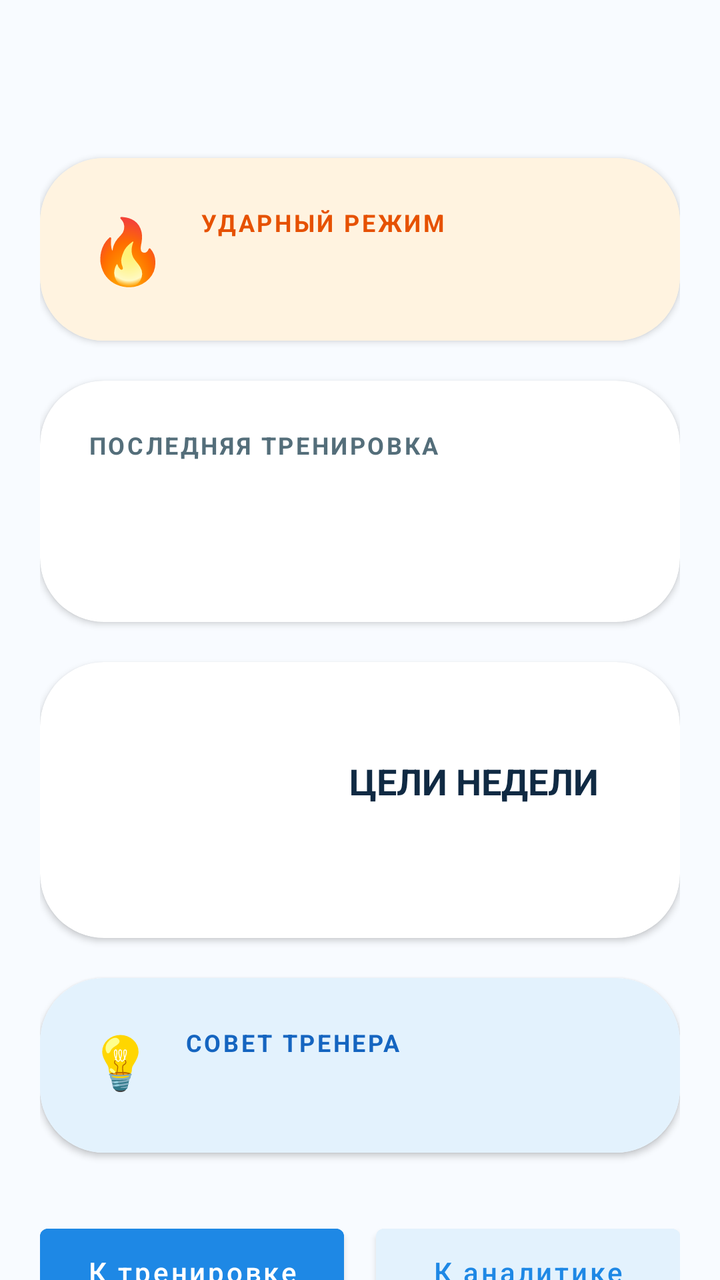
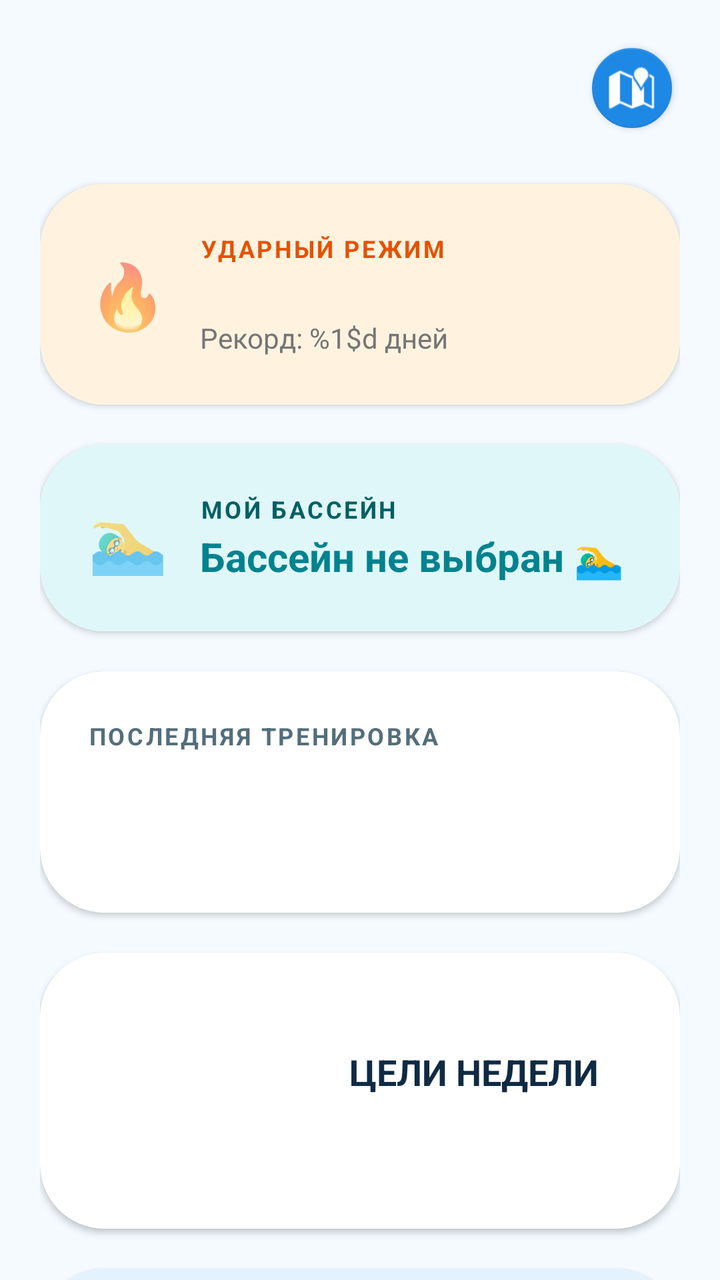

Compare the two renders of this Android layout. The source of the first and the diff that turns it into the second are given below.
<!-- AndroidManifest.xml: application theme Theme.AquaTime -->
<!-- res/layout/fragment_dashboard.xml -->
<?xml version="1.0" encoding="utf-8"?>
<androidx.core.widget.NestedScrollView xmlns:android="http://schemas.android.com/apk/res/android"
    xmlns:app="http://schemas.android.com/apk/res-auto"
    android:layout_width="match_parent"
    android:layout_height="match_parent"
    android:background="#F8FBFF"
    android:fillViewport="true">

    <LinearLayout
        android:layout_width="match_parent"
        android:layout_height="wrap_content"
        android:orientation="vertical"
        android:padding="20dp">

        <TextView
            android:id="@+id/tv_greeting"
            android:layout_width="wrap_content"
            android:layout_height="wrap_content"
            android:layout_marginBottom="24dp"
            android:textColor="#102A43"
            android:textSize="26sp"
            android:textStyle="bold" />

        <androidx.cardview.widget.CardView
            android:layout_width="match_parent"
            android:layout_height="wrap_content"
            app:cardCornerRadius="32dp"
            app:cardElevation="2dp"
            android:layout_marginBottom="20dp">
            <LinearLayout
                android:layout_width="match_parent"
                android:layout_height="wrap_content"
                android:orientation="horizontal"
                android:padding="24dp"
                android:background="#FFF3E0"
                android:gravity="center_vertical">
                <TextView
                    android:layout_width="wrap_content"
                    android:layout_height="wrap_content"
                    android:text="🔥"
                    android:textSize="32sp" />
                <LinearLayout
                    android:layout_width="match_parent"
                    android:layout_height="wrap_content"
                    android:orientation="vertical"
                    android:layout_marginStart="16dp">
                    <TextView
                        android:layout_width="wrap_content"
                        android:layout_height="wrap_content"
                        android:text="УДАРНЫЙ РЕЖИМ"
                        android:textColor="#E65100"
                        android:textSize="12sp"
                        android:textStyle="bold"
                        android:letterSpacing="0.1"/>
                    <TextView
                        android:id="@+id/tv_streak_count_text"
                        android:layout_width="wrap_content"
                        android:layout_height="wrap_content"
                        android:textColor="#BF360C"
                        android:textSize="20sp"
                        android:textStyle="bold" />
                </LinearLayout>
            </LinearLayout>
        </androidx.cardview.widget.CardView>

        <androidx.cardview.widget.CardView
            android:layout_width="match_parent"
            android:layout_height="wrap_content"
            android:layout_marginBottom="20dp"
            app:cardCornerRadius="32dp">
            <LinearLayout
                android:layout_width="match_parent"
                android:layout_height="wrap_content"
                android:orientation="vertical"
                android:padding="24dp">
                <RelativeLayout android:layout_width="match_parent" android:layout_height="wrap_content">
                    <TextView
                        android:layout_width="wrap_content"
                        android:layout_height="wrap_content"
                        android:text="ПОСЛЕДНЯЯ ТРЕНИРОВКА"
                        android:textColor="#546E7A"
                        android:textStyle="bold"
                        android:textSize="12sp"
                        android:letterSpacing="0.1"/>
                    <TextView
                        android:id="@+id/tv_last_date"
                        android:layout_width="wrap_content"
                        android:layout_height="wrap_content"
                        android:layout_alignParentEnd="true"
                        android:textColor="#90A4AE"
                        android:textSize="12sp" />
                </RelativeLayout>
                <TextView
                    android:id="@+id/tv_last_distance"
                    android:layout_width="wrap_content"
                    android:layout_height="wrap_content"
                    android:textColor="#102A43"
                    android:textSize="36sp"
                    android:layout_marginTop="8dp"
                    android:textStyle="bold" />
            </LinearLayout>
        </androidx.cardview.widget.CardView>

        <androidx.cardview.widget.CardView
            android:layout_width="match_parent"
            android:layout_height="wrap_content"
            app:cardCornerRadius="32dp"
            android:layout_marginBottom="20dp">
            <LinearLayout
                android:layout_width="match_parent"
                android:layout_height="wrap_content"
                android:padding="24dp"
                android:gravity="center"
                android:orientation="horizontal">
                <RelativeLayout android:layout_width="90dp" android:layout_height="90dp">
                    <ProgressBar
                        android:id="@+id/ring_dist"
                        style="?android:attr/progressBarStyleHorizontal"
                        android:layout_width="match_parent"
                        android:layout_height="match_parent"
                        android:progressDrawable="@drawable/ring_blue"/>
                    <ProgressBar
                        android:id="@+id/ring_count"
                        style="?android:attr/progressBarStyleHorizontal"
                        android:layout_width="65dp"
                        android:layout_height="65dp"
                        android:layout_centerInParent="true"
                        android:progressDrawable="@drawable/ring_cyan"/>
                </RelativeLayout>
                <LinearLayout
                    android:layout_width="wrap_content"
                    android:layout_height="wrap_content"
                    android:orientation="vertical"
                    android:layout_marginStart="24dp">
                    <TextView
                        android:layout_width="wrap_content"
                        android:layout_height="wrap_content"
                        android:text="ЦЕЛИ НЕДЕЛИ"
                        android:textColor="#102A43"
                        android:textSize="18sp"
                        android:textStyle="bold" />
                    <TextView
                        android:id="@+id/tv_weekly_status_text"
                        android:layout_width="wrap_content"
                        android:layout_height="wrap_content"
                        android:textColor="#546E7A" />
                </LinearLayout>
            </LinearLayout>
        </androidx.cardview.widget.CardView>

        <androidx.cardview.widget.CardView
            android:layout_width="match_parent"
            android:layout_height="wrap_content"
            app:cardCornerRadius="32dp"
            android:layout_marginBottom="32dp">
            <LinearLayout
                android:layout_width="match_parent"
                android:layout_height="wrap_content"
                android:padding="24dp"
                android:background="#E3F2FD">
                <TextView android:layout_width="wrap_content" android:layout_height="wrap_content" android:text="💡" android:textSize="26sp"/>
                <LinearLayout
                    android:layout_width="match_parent"
                    android:layout_height="wrap_content"
                    android:orientation="vertical"
                    android:layout_marginStart="16dp">
                    <TextView
                        android:layout_width="wrap_content"
                        android:layout_height="wrap_content"
                        android:text="СОВЕТ ТРЕНЕРА"
                        android:textStyle="bold"
                        android:textColor="#1565C0"
                        android:textSize="12sp"
                        android:letterSpacing="0.1"/>
                    <TextView
                        android:id="@+id/tv_daily_tip_text"
                        android:layout_width="match_parent"
                        android:layout_height="wrap_content"
                        android:textColor="#1E88E5"
                        android:layout_marginTop="4dp" />
                </LinearLayout>
            </LinearLayout>
        </androidx.cardview.widget.CardView>

        <LinearLayout
            android:layout_width="match_parent"
            android:layout_height="wrap_content"
            android:orientation="horizontal"
            android:layout_marginBottom="10dp">
            <Button
                android:id="@+id/btn_to_workout"
                android:layout_width="0dp"
                android:layout_height="55dp"
                android:layout_weight="1"
                android:layout_marginEnd="8dp"
                android:backgroundTint="#1E88E5"
                android:text="К тренировке"
                android:textAllCaps="false"
                android:textColor="#FFFFFF" />
            <Button
                android:id="@+id/btn_to_analytics"
                android:layout_width="0dp"
                android:layout_height="55dp"
                android:layout_weight="1"
                android:layout_marginStart="8dp"
                android:backgroundTint="#E3F2FD"
                android:text="К аналитике"
                android:textAllCaps="false"
                android:textColor="#1E88E5" />
        </LinearLayout>

    </LinearLayout>
</androidx.core.widget.NestedScrollView>
<!-- resources referenced by this layout -->
<resources>
  <!-- drawable ring_blue (drawable) -->
  <?xml version="1.0" encoding="utf-8"?>
  <rotate xmlns:android="http://schemas.android.com/apk/res/android"
      android:fromDegrees="270"
      android:toDegrees="270">
      <shape
          android:innerRadiusRatio="3"
          android:shape="ring"
          android:thicknessRatio="12"
          android:useLevel="true">
          <gradient
              android:endColor="#1976D2"
              android:startColor="#1E88E5"
              android:type="sweep" />
          <corners android:radius="20dp" />
      </shape>
  </rotate>
  <!-- drawable ring_cyan (drawable) -->
  <?xml version="1.0" encoding="utf-8"?>
  <rotate xmlns:android="http://schemas.android.com/apk/res/android"
      android:fromDegrees="270"
      android:toDegrees="270">
      <shape
          android:innerRadiusRatio="2.5"
          android:shape="ring"
          android:thicknessRatio="10"
          android:useLevel="true">
          <gradient
              android:endColor="#00ACC1"
              android:startColor="#4DD0E1"
              android:type="sweep" />
      </shape>
  </rotate>
  <style name="Theme.AquaTime" parent="Theme.MaterialComponents.DayNight.NoActionBar">
          
          <item name="colorPrimary">@color/aqua_primary</item>
          <item name="colorPrimaryVariant">@color/aqua_secondary</item>
          <item name="colorOnPrimary">@android:color/white</item>
  
          <item name="colorSecondary">@color/aqua_accent</item>
          <item name="colorSecondaryVariant">@color/aqua_primary</item>
          <item name="colorOnSecondary">@android:color/white</item>
  
          
          <item name="android:colorBackground">@color/background_light</item>
  
          
          <item name="android:textColor">@color/text_primary</item>
      </style>
  <color name="aqua_primary">#0093E9</color>
  <color name="aqua_secondary">#80D0C7</color>
  <color name="aqua_accent">#0077B6</color>
  <color name="background_light">#F4FAFF</color>
  <color name="text_primary">#0D0D0D</color>
</resources>

<!-- the commit's change to res/layout/fragment_dashboard.xml (unified diff, before → after) -->
@@ -3,7 +3,7 @@
     xmlns:app="http://schemas.android.com/apk/res-auto"
     android:layout_width="match_parent"
     android:layout_height="match_parent"
-    android:background="#F8FBFF"
+    android:background="?android:attr/windowBackground"
     android:fillViewport="true">
 
     <LinearLayout
@@ -12,14 +12,36 @@
         android:orientation="vertical"
         android:padding="20dp">
 
-        <TextView
-            android:id="@+id/tv_greeting"
-            android:layout_width="wrap_content"
-            android:layout_height="wrap_content"
-            android:layout_marginBottom="24dp"
-            android:textColor="#102A43"
-            android:textSize="26sp"
-            android:textStyle="bold" />
+        <RelativeLayout
+            android:layout_width="match_parent"
+            android:layout_height="wrap_content"
+            android:layout_marginBottom="24dp">
+
+            <TextView
+                android:id="@+id/tv_greeting"
+                android:layout_width="wrap_content"
+                android:layout_height="wrap_content"
+                android:layout_alignParentStart="true"
+                android:layout_centerVertical="true"
+                android:layout_toStartOf="@id/btn_open_map"
+                android:layout_marginEnd="16dp"
+                android:textColor="#102A43"
+                android:textSize="26sp"
+                android:textStyle="bold" />
+
+            <com.google.android.material.floatingactionbutton.FloatingActionButton
+                android:id="@+id/btn_open_map"
+                android:layout_width="wrap_content"
+                android:layout_height="wrap_content"
+                android:layout_alignParentEnd="true"
+                android:layout_centerVertical="true"
+                android:contentDescription="Open Pools Map"
+                app:backgroundTint="#1E88E5"
+                app:fabSize="mini"
+                app:srcCompat="@android:drawable/ic_dialog_map"
+                app:tint="#FFFFFF"
+                app:elevation="2dp" />
+        </RelativeLayout>
 
         <androidx.cardview.widget.CardView
             android:layout_width="match_parent"
@@ -47,7 +69,7 @@
                     <TextView
                         android:layout_width="wrap_content"
                         android:layout_height="wrap_content"
-                        android:text="УДАРНЫЙ РЕЖИМ"
+                        android:text="@string/streak_title"
                         android:textColor="#E65100"
                         android:textSize="12sp"
                         android:textStyle="bold"
@@ -59,10 +81,60 @@
                         android:textColor="#BF360C"
                         android:textSize="20sp"
                         android:textStyle="bold" />
-                </LinearLayout>
-            </LinearLayout>
-        </androidx.cardview.widget.CardView>
-
+                    <TextView
+                        android:id="@+id/tv_best_streak_text"
+                        android:layout_width="wrap_content"
+                        android:layout_height="wrap_content"
+                        android:text="@string/streak_record"
+                        android:textSize="14sp"
+                        android:textColor="#757575" />
+                </LinearLayout>
+            </LinearLayout>
+        </androidx.cardview.widget.CardView>
+
+        <androidx.cardview.widget.CardView
+            android:layout_width="match_parent"
+            android:layout_height="wrap_content"
+            app:cardCornerRadius="32dp"
+            app:cardElevation="2dp"
+            android:layout_marginBottom="20dp">
+            <LinearLayout
+                android:layout_width="match_parent"
+                android:layout_height="wrap_content"
+                android:orientation="horizontal"
+                android:padding="24dp"
+                android:background="#E0F7FA"
+                android:gravity="center_vertical">
+                <TextView
+                    android:layout_width="wrap_content"
+                    android:layout_height="wrap_content"
+                    android:text="🏊‍♂️"
+                    android:textSize="32sp" />
+                <LinearLayout
+                    android:layout_width="match_parent"
+                    android:layout_height="wrap_content"
+                    android:orientation="vertical"
+                    android:layout_marginStart="16dp">
+                    <TextView
+                        android:layout_width="wrap_content"
+                        android:layout_height="wrap_content"
+                        android:text="@string/dashboard_my_pool"
+                        android:textColor="#006064"
+                        android:textSize="12sp"
+                        android:textStyle="bold"
+                        android:letterSpacing="0.1"/>
+                    <TextView
+                        android:id="@+id/tv_favorite_pool_dashboard"
+                        android:layout_width="wrap_content"
+                        android:layout_height="wrap_content"
+                        android:text="@string/dashboard_no_pool_selected"
+                        android:textColor="#00838F"
+                        android:textSize="20sp"
+                        android:textStyle="bold"
+                        android:layout_marginTop="2dp" />
+                </LinearLayout>
+            </LinearLayout>
+        </androidx.cardview.widget.CardView>
         <androidx.cardview.widget.CardView
             android:layout_width="match_parent"
             android:layout_height="wrap_content"
@@ -77,7 +149,7 @@
                     <TextView
                         android:layout_width="wrap_content"
                         android:layout_height="wrap_content"
-                        android:text="ПОСЛЕДНЯЯ ТРЕНИРОВКА"
+                        android:text="@string/last_workout_title"
                         android:textColor="#546E7A"
                         android:textStyle="bold"
                         android:textSize="12sp"
@@ -135,7 +207,7 @@
                     <TextView
                         android:layout_width="wrap_content"
                         android:layout_height="wrap_content"
-                        android:text="ЦЕЛИ НЕДЕЛИ"
+                        android:text="@string/weekly_goals_title"
                         android:textColor="#102A43"
                         android:textSize="18sp"
                         android:textStyle="bold" />
@@ -167,7 +239,7 @@
                     <TextView
                         android:layout_width="wrap_content"
                         android:layout_height="wrap_content"
-                        android:text="СОВЕТ ТРЕНЕРА"
+                        android:text="@string/coach_advice_title"
                         android:textStyle="bold"
                         android:textColor="#1565C0"
                         android:textSize="12sp"
@@ -194,7 +266,7 @@
                 android:layout_weight="1"
                 android:layout_marginEnd="8dp"
                 android:backgroundTint="#1E88E5"
-                android:text="К тренировке"
+                android:text="@string/btn_to_workout"
                 android:textAllCaps="false"
                 android:textColor="#FFFFFF" />
             <Button
@@ -204,10 +276,12 @@
                 android:layout_weight="1"
                 android:layout_marginStart="8dp"
                 android:backgroundTint="#E3F2FD"
-                android:text="К аналитике"
+                android:text="@string/btn_to_analytics"
                 android:textAllCaps="false"
                 android:textColor="#1E88E5" />
         </LinearLayout>
-
+        <View
+            android:layout_width="match_parent"
+            android:layout_height="50dp" />
     </LinearLayout>
 </androidx.core.widget.NestedScrollView>
<!-- resource entries referenced after the edit -->
@@ -33,25 +33,29 @@
               android:type="sweep" />
       </shape>
   </rotate>
+  <string name="btn_to_analytics">К аналитике</string>
+  <string name="btn_to_workout">К тренировке</string>
+  <string name="coach_advice_title">СОВЕТ ТРЕНЕРА</string>
+  <string name="dashboard_my_pool">МОЙ БАССЕЙН</string>
+  <string name="dashboard_no_pool_selected">Бассейн не выбран 🏊‍♂️</string>
+  <string name="last_workout_title">ПОСЛЕДНЯЯ ТРЕНИРОВКА</string>
+  <string name="streak_record">Рекорд: %1$d дней</string>
+  <string name="streak_title">УДАРНЫЙ РЕЖИМ</string>
+  <string name="weekly_goals_title">ЦЕЛИ НЕДЕЛИ</string>
   <style name="Theme.AquaTime" parent="Theme.MaterialComponents.DayNight.NoActionBar">
-          
+  
           <item name="colorPrimary">@color/aqua_primary</item>
           <item name="colorPrimaryVariant">@color/aqua_secondary</item>
           <item name="colorOnPrimary">@android:color/white</item>
   
-          <item name="colorSecondary">@color/aqua_accent</item>
-          <item name="colorSecondaryVariant">@color/aqua_primary</item>
-          <item name="colorOnSecondary">@android:color/white</item>
   
-          
+          <item name="android:windowBackground">@color/background_light</item>
           <item name="android:colorBackground">@color/background_light</item>
   
-          
-          <item name="android:textColor">@color/text_primary</item>
+          <item name="android:textColorPrimary">@color/text_primary</item>
       </style>
   <color name="aqua_primary">#0093E9</color>
   <color name="aqua_secondary">#80D0C7</color>
-  <color name="aqua_accent">#0077B6</color>
   <color name="background_light">#F4FAFF</color>
   <color name="text_primary">#0D0D0D</color>
 </resources>
